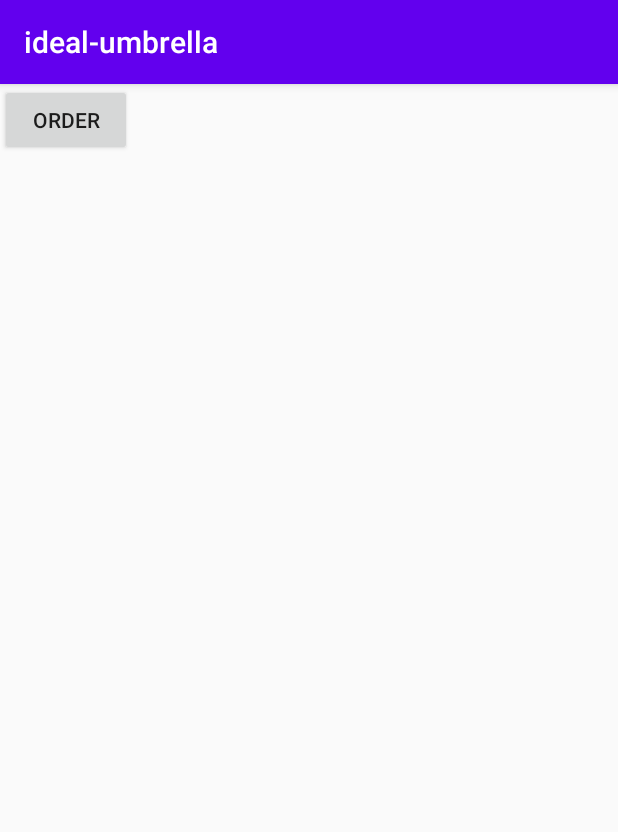
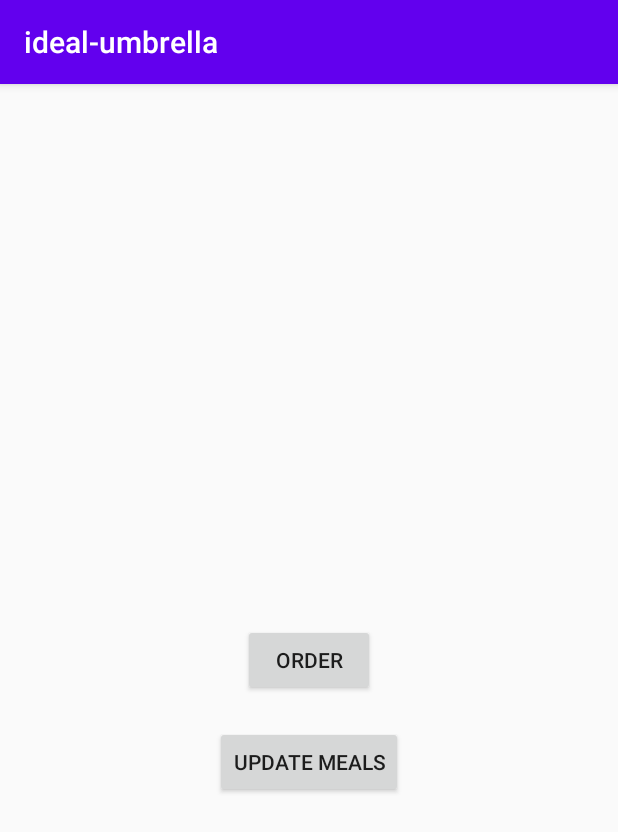
Before and after one commit to adampazican/ideal-umbrella, an Android app: the StartScreenFragment screen opened through its navigation route, on a phone screen of 412 x 824 dp. Shown: the top 832 px of the screen. Run offline under Robolectric (Android 15) with nearby library versions, the light colour scheme and no system bars; network calls fail.

Commit message:
fetching meals:

```diff
--- /dev/null
+++ b/app/src/main/java/com/example/ideal_umbrella/ChooseMeal/Meal.kt
@@ -0,0 +1,3 @@
+package com.example.ideal_umbrella.ChooseMeal
+
+data class Meal(val id: Int, val mealName: String, val mealType: MealType, val price: Int);
--- /dev/null
+++ b/app/src/main/java/com/example/ideal_umbrella/ChooseMeal/OnListFragmentInteractionListener.kt
@@ -0,0 +1,5 @@
+package com.example.ideal_umbrella.ChooseMeal
+
+interface OnListFragmentInteractionListener {
+    fun onListFragmentInteraction(item: Meal?)
+}
--- a/app/src/main/java/com/example/ideal_umbrella/MainActivity.kt
+++ b/app/src/main/java/com/example/ideal_umbrella/MainActivity.kt
@@ -2,15 +2,16 @@ package com.example.ideal_umbrella
 
 import androidx.appcompat.app.AppCompatActivity
 import android.os.Bundle
-import java.net.URL
+import com.example.ideal_umbrella.ChooseMeal.ChooseMealFragment
+import com.example.ideal_umbrella.ChooseMeal.Meal
+import com.example.ideal_umbrella.ChooseMeal.OnListFragmentInteractionListener
 
-class MainActivity : AppCompatActivity(), ChooseMealFragment.OnListFragmentInteractionListener {
+class MainActivity : AppCompatActivity(), OnListFragmentInteractionListener {
     override fun onCreate(savedInstanceState: Bundle?) {
         super.onCreate(savedInstanceState)
         setContentView(R.layout.activity_main)
     }
 
     override fun onListFragmentInteraction(item: Meal?) {
-
     }
 }
--- a/app/src/main/java/com/example/ideal_umbrella/Meal.kt
+++ /dev/null
@@ -1,3 +0,0 @@
-package com.example.ideal_umbrella
-
-data class Meal(val id: Int, val dishName: String, val mealType: MealType, val price: Int);
--- a/app/src/main/java/com/example/ideal_umbrella/MealType.kt
+++ /dev/null
@@ -1,6 +0,0 @@
-package com.example.ideal_umbrella
-
-enum class MealType {
-    MEAL_SOUP,
-    Meal_MAIN
-}
--- a/app/src/main/java/com/example/ideal_umbrella/StartScreenFragment.kt
+++ b/app/src/main/java/com/example/ideal_umbrella/StartScreenFragment.kt
@@ -18,9 +18,9 @@ class StartScreenFragment : Fragment() {
         val view = inflater.inflate(R.layout.fragment_start_screen, container, false);
         val startOrderButton = view?.findViewById(R.id.start_order_button) as Button;
 
-        startOrderButton?.setOnClickListener {
+        startOrderButton.setOnClickListener {
             val bundle = Bundle();
-            bundle.putInt("column-count",  2);
+            bundle.putInt("meal-type",  0)
             Navigation.findNavController(activity as Activity, R.id.nav_host_fragment).navigate(R.id.chooseMealFragment, bundle);
         }
 
--- a/app/src/main/res/layout/fragment_choose_meal_list.xml
+++ b/app/src/main/res/layout/fragment_choose_meal_list.xml
@@ -9,5 +9,5 @@
     android:layout_marginLeft="16dp"
     android:layout_marginRight="16dp"
     app:layoutManager="LinearLayoutManager"
-    tools:context=".ChooseMealFragment"
+    tools:context=".ChooseMeal.ChooseMealFragment"
     tools:listitem="@layout/fragment_choose_meal" />
--- a/app/src/main/res/layout/fragment_start_screen.xml
+++ b/app/src/main/res/layout/fragment_start_screen.xml
@@ -1,5 +1,6 @@
 <?xml version="1.0" encoding="utf-8"?>
-<FrameLayout xmlns:android="http://schemas.android.com/apk/res/android"
+<androidx.constraintlayout.widget.ConstraintLayout xmlns:android="http://schemas.android.com/apk/res/android"
+    xmlns:app="http://schemas.android.com/apk/res-auto"
     xmlns:tools="http://schemas.android.com/tools"
     android:layout_width="match_parent"
     android:layout_height="match_parent"
@@ -9,6 +10,21 @@
         android:id="@+id/start_order_button"
         android:layout_width="wrap_content"
         android:layout_height="wrap_content"
-        android:text="@string/start_order_button" />
+        android:text="@string/start_order_button"
+        app:layout_constraintBottom_toBottomOf="parent"
+        app:layout_constraintEnd_toEndOf="parent"
+        app:layout_constraintStart_toStartOf="parent"
+        app:layout_constraintTop_toTopOf="parent" />
 
-</FrameLayout>
+    <Button
+        android:id="@+id/button2"
+        android:layout_width="wrap_content"
+        android:layout_height="wrap_content"
+        android:layout_marginTop="20dp"
+        android:text="@string/update_meals"
+        app:layout_constraintEnd_toEndOf="parent"
+        app:layout_constraintHorizontal_bias="0.501"
+        app:layout_constraintStart_toStartOf="parent"
+        app:layout_constraintTop_toBottomOf="@+id/start_order_button" />
+
+</androidx.constraintlayout.widget.ConstraintLayout>
--- a/app/src/main/res/navigation/nav_graph.xml
+++ b/app/src/main/res/navigation/nav_graph.xml
@@ -25,7 +25,7 @@
     </fragment>
     <fragment
         android:id="@+id/chooseMealFragment"
-        android:name="com.example.ideal_umbrella.ChooseMealFragment"
+        android:name="com.example.ideal_umbrella.ChooseMeal.ChooseMealFragment"
         android:label="fragment_choose_meal_list"
         tools:layout="@layout/fragment_choose_meal_list" />
 </navigation>
--- a/app/src/main/res/values/strings.xml
+++ b/app/src/main/res/values/strings.xml
@@ -4,4 +4,5 @@
     <!-- TODO: Remove or change this placeholder text -->
     <string name="hello_blank_fragment">Hello blank fragment</string>
     <string name="start_order_button">Order</string>
+    <string name="update_meals">Update meals</string>
 </resources>
```
Also changed, not shown: app/src/main/java/com/example/ideal_umbrella/ChooseMeal/ChooseMealFragment.kt (added, +64 -0 lines), app/src/main/java/com/example/ideal_umbrella/ChooseMeal/MealContent.kt (added, +16 -0 lines), app/src/main/java/com/example/ideal_umbrella/ChooseMeal/MealType.kt (added, +11 -0 lines), app/src/main/java/com/example/ideal_umbrella/ChooseMeal/MyChooseMealRecyclerViewAdapter.kt (added, +55 -0 lines), app/src/main/java/com/example/ideal_umbrella/ChooseMealFragment.kt (deleted, +0 -80 lines), app/src/main/java/com/example/ideal_umbrella/HttpHandler.kt (added, +35 -0 lines), app/src/main/java/com/example/ideal_umbrella/MealContent.kt (deleted, +0 -16 lines), app/src/main/java/com/example/ideal_umbrella/MyChooseMealRecyclerViewAdapter.kt (deleted, +0 -56 lines), 2 other files.
